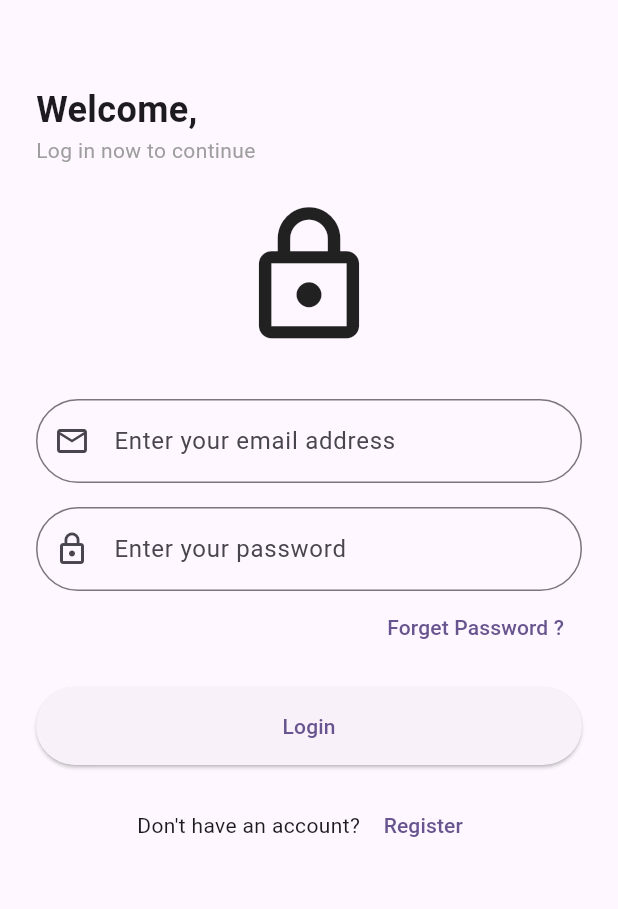
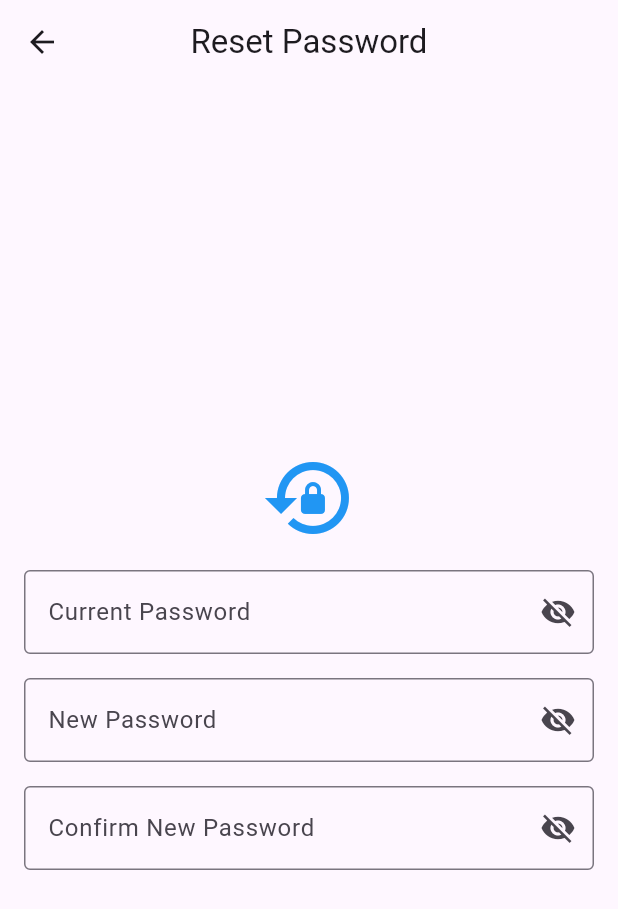
Before and after one commit to htahirov/json-place-holder-21, a Flutter app: the screen it shows after launch, after a tap on "Forget Password ?", on a phone screen of 412 x 824 dp. Shown: the top 909 px of the screen. Run offline on Flutter 3.47's test engine with Material 3 defaults, Android fonts, the light colour scheme and no system bars; our stand-ins replace flutter_bloc, flutter_rating_bar, get_it, hive_flutter, rxdart, skeletonizer; accounts and stored records are empty; network calls fail.

Commit message:
Reset password UI created

```diff
--- a/lib/ui/pages/login/login_page.dart
+++ b/lib/ui/pages/login/login_page.dart
@@ -63,7 +63,14 @@ class LoginPage extends StatelessWidget {
               Align(
                 alignment: Alignment.centerRight,
                 child: TextButton(
-                  onPressed: () {},
+                  onPressed: () {
+                    Navigator.push(
+                      context,
+                      MaterialPageRoute(
+                        builder: (context) => Pager.resetPassword,
+                      ),
+                    );
+                  },
                   child: const Text('Forget Password ?'),
                 ),
               ),
--- /dev/null
+++ b/lib/ui/pages/reset_password/reset_password.dart
@@ -0,0 +1,47 @@
+import 'package:flutter/material.dart';
+
+import 'widgets/reset_password_text_form_field.dart';
+
+class ResetPasswordPage extends StatelessWidget {
+  const ResetPasswordPage({super.key});
+
+  @override
+  Widget build(BuildContext context) {
+    return Scaffold(
+      appBar: AppBar(
+        title: const Text('Reset Password'),
+        centerTitle: true,
+      ),
+      body: const Center(
+        child: Padding(
+          padding: EdgeInsets.all(16.0),
+          child: Column(
+            mainAxisSize: MainAxisSize.min,
+            children: [
+              Icon(
+                Icons.lock_reset,
+                size: 64,
+                color: Colors.blue,
+              ),
+              SizedBox(height: 16),
+              ResetPasswordTextField(
+                labelText: 'Current Password',
+                isPassword: true,
+              ),
+              SizedBox(height: 16),
+              ResetPasswordTextField(
+                labelText: 'New Password',
+                isPassword: true,
+              ),
+              SizedBox(height: 16),
+              ResetPasswordTextField(
+                labelText: 'Confirm New Password',
+                isPassword: true,
+              ),
+            ],
+          ),
+        ),
+      ),
+    );
+  }
+}
--- /dev/null
+++ b/lib/ui/pages/reset_password/widgets/reset_password_text_form_field.dart
@@ -0,0 +1,48 @@
+import 'package:flutter/material.dart';
+
+class ResetPasswordTextField extends StatefulWidget {
+  final String labelText;
+  final bool isPassword;
+
+  const ResetPasswordTextField({
+    super.key,
+    required this.labelText,
+    this.isPassword = false,
+  });
+
+  @override
+  State<ResetPasswordTextField> createState() => _ResetPasswordTextFieldState();
+}
+
+class _ResetPasswordTextFieldState extends State<ResetPasswordTextField> {
+  bool _obscureText = true;
+
+  @override
+  void initState() {
+    super.initState();
+    _obscureText = widget.isPassword;
+  }
+
+  @override
+  Widget build(BuildContext context) {
+    return TextFormField(
+      decoration: InputDecoration(
+        labelText: widget.labelText,
+        border: const OutlineInputBorder(),
+        suffixIcon: widget.isPassword
+            ? IconButton(
+                icon: Icon(
+                  _obscureText ? Icons.visibility_off : Icons.visibility,
+                ),
+                onPressed: () {
+                  setState(() {
+                    _obscureText = !_obscureText;
+                  });
+                },
+              )
+            : null,
+      ),
+      obscureText: _obscureText,
+    );
+  }
+}
--- a/lib/utils/pager.dart
+++ b/lib/utils/pager.dart
@@ -1,5 +1,6 @@
 import 'package:flutter/material.dart';
 import 'package:flutter_bloc/flutter_bloc.dart';
+import 'package:http_api_app/ui/pages/reset_password/reset_password.dart';
 import 'package:provider/provider.dart';
 
 import '../cubits/auth/auth_cubit.dart';
@@ -51,4 +52,6 @@ class Pager {
         create: (_) => locator()..checkAuth(),
         child: const AuthCheckPage(),
       );
+
+  static Widget get resetPassword => const ResetPasswordPage();
 }
```
